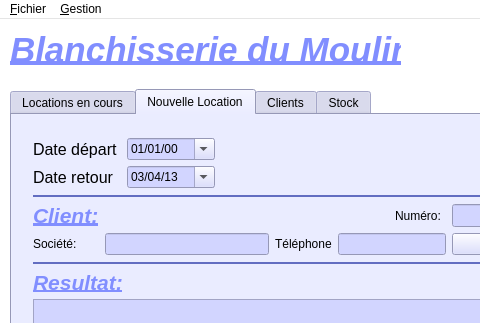
Above: BDM/bdm.ui from ADeliancourt/ProjetBDM2013 before the change; both pictures show x 0 to 480 and y 0 to 323 of the 642 by 708 pixel window. Below: the same form after it.
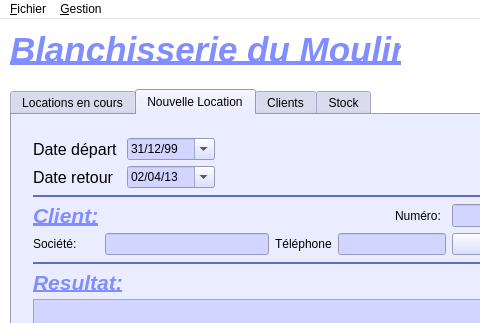
That is the form after the change. The open tabs and pages were chosen to show the change. Icons and pictures are not drawn.

Diff of the .ui file:
```diff
--- a/BDM/bdm.ui
+++ b/BDM/bdm.ui
@@ -1374,9 +1374,9 @@
            </property>
            <property name="date">
             <date>
-             <year>2000</year>
-             <month>1</month>
-             <day>1</day>
+             <year>1999</year>
+             <month>12</month>
+             <day>31</day>
             </date>
            </property>
            <property name="currentSection">
@@ -1455,14 +1455,14 @@
              <second>0</second>
              <year>2013</year>
              <month>4</month>
-             <day>3</day>
+             <day>2</day>
             </datetime>
            </property>
            <property name="date">
             <date>
              <year>2013</year>
              <month>4</month>
-             <day>3</day>
+             <day>2</day>
             </date>
            </property>
            <property name="currentSection">
```
Left out of the diff: 7 changed lines with no effect on the pictures.
